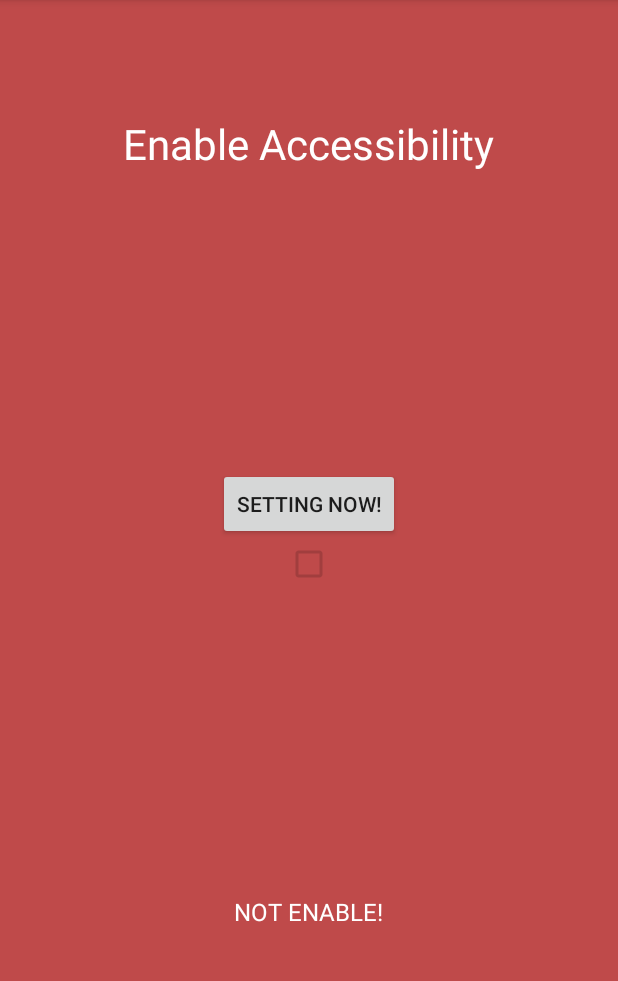
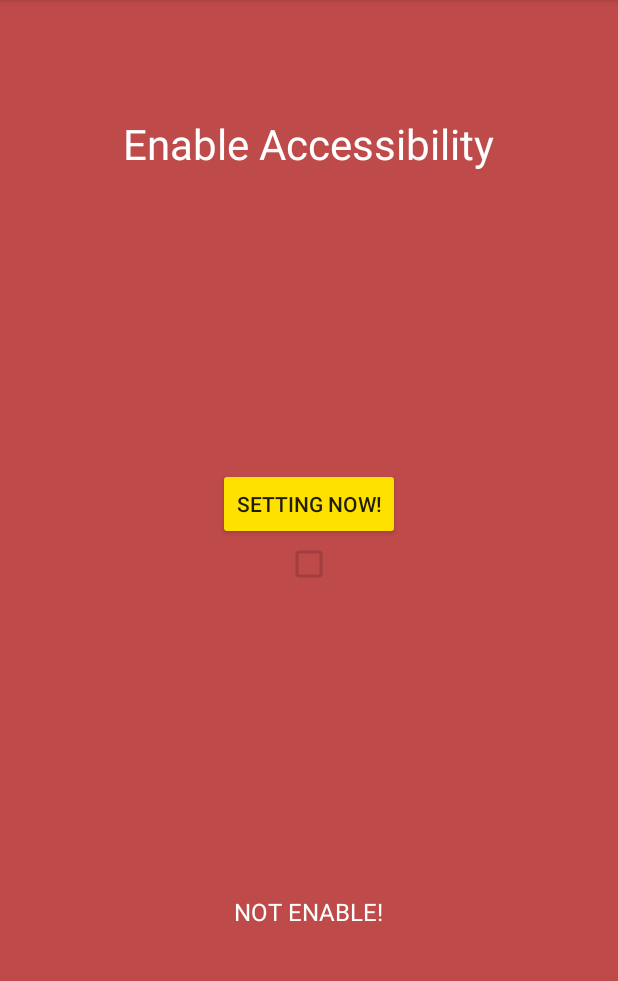
Before and after one commit to Aquamars/TarsanApp, an Android app: the fragment FragmentCheck shown on its own in the app's theme, on a phone screen of 412 x 824 dp, the part 84-1065 px from its top. Run offline under Robolectric (Android 15) with nearby library versions, the phone set to English and light mode, and no system bars; libraries missing offline, so code that uses them is left out: com.github.paolorotolo.appintro; 1 statement that could not run was skipped.

Commit message:
add style - for checkbox, button

```diff
--- a/app/src/main/res/values/styles.xml
+++ b/app/src/main/res/values/styles.xml
@@ -8,4 +8,16 @@
         <item name="colorAccent">@color/colorAccent</item>
     </style>
 
+    <style name="NoActionBar" parent="Theme.AppCompat.Light.NoActionBar">
+        <item name = "android:windowActionBar">false</item>
+        <item name = "android:windowNoTitle">true</item>
+    </style>
+
+    <style name="WhiteCheck">
+        <item name="colorAccent">#ffffff</item>
+    </style>
+
+    <style name="ColorButton" parent="Widget.AppCompat.Button.Colored">
+        <item name="colorButtonNormal">#ffe100</item>
+    </style>
 </resources>
```
